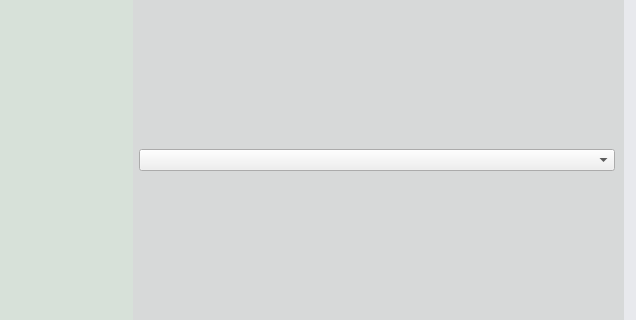
cgneo/CarbonTracker, file CO2_Tracker/mainwindow.ui: the form before one commit; both pictures show x 388 to 1024 and y 376 to 696 of the 1024 by 1067 pixel window.
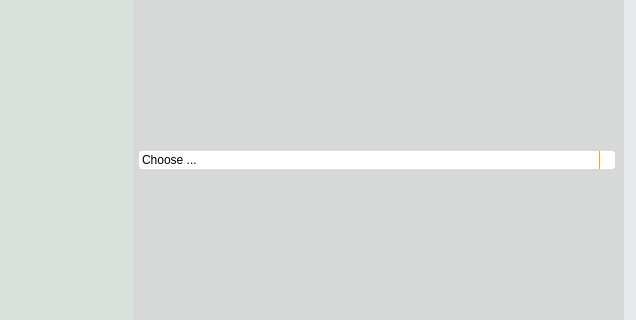
The form after the commit. Icons and pictures are not drawn.

```diff
--- a/CO2_Tracker/mainwindow.ui
+++ b/CO2_Tracker/mainwindow.ui
@@ -2649,7 +2649,75 @@
          </widget>
         </item>
         <item>
-         <widget class="QComboBox" name="MessageChallenges"/>
+         <widget class="QComboBox" name="MessageChallenges">
+          <property name="styleSheet">
+           <string notr="true">QComboBox {
+    border-radius: 3px;
+    padding: 1px 18px 1px 3px;
+    min-width: 6em;
+	
+}
+
+QComboBox:editable {
+    
+	background-color: rgb(233, 208, 160);
+}
+
+QComboBox:!editable, QComboBox::drop-down:editable {
+     background: qlineargradient(x1: 0, y1: 0, x2: 0, y2: 1,
+                                 stop: 0 #E1E1E1, stop: 0.4 #DDDDDD,
+                                 stop: 0.5 #D8D8D8, stop: 1.0 #D3D3D3);
+}
+
+/* QComboBox gets the &quot;on&quot; state when the popup is open */
+QComboBox:!editable:on, QComboBox::drop-down:editable:on {
+    background: qlineargradient(x1: 0, y1: 0, x2: 0, y2: 1,
+                                stop: 0 #D3D3D3, stop: 0.4 #D8D8D8,
+                                stop: 0.5 #DDDDDD, stop: 1.0 #E1E1E1);
+}
+
+QComboBox:on { /* shift the text when the popup opens */
+    padding-top: 3px;
+    padding-left: 4px;
+}
+
+QComboBox::drop-down {
+    subcontrol-origin: padding;
+    subcontrol-position: top right;
+    width: 15px;
+
+    border-left-width: 1px;
+    border-left-color: orange;
+    border-left-style: solid; /* just a single line */
+    border-top-right-radius: 3px; /* same radius as the QComboBox */
+    border-bottom-right-radius: 3px;
+}
+
+QComboBox::down-arrow {
+    image: url(/usr/share/icons/crystalsvg/16x16/actions/1downarrow.png);
+}
+
+QComboBox::down-arrow:on { /* shift the arrow when popup is open */
+    top: 1px;
+    left: 1px;
+}</string>
+          </property>
+          <item>
+           <property name="text">
+            <string notr="true">Choose ... </string>
+           </property>
+          </item>
+          <item>
+           <property name="text">
+            <string>Send a message to your friend</string>
+           </property>
+          </item>
+          <item>
+           <property name="text">
+            <string>Challenge your friend</string>
+           </property>
+          </item>
+         </widget>
         </item>
        </layout>
       </widget>
```
